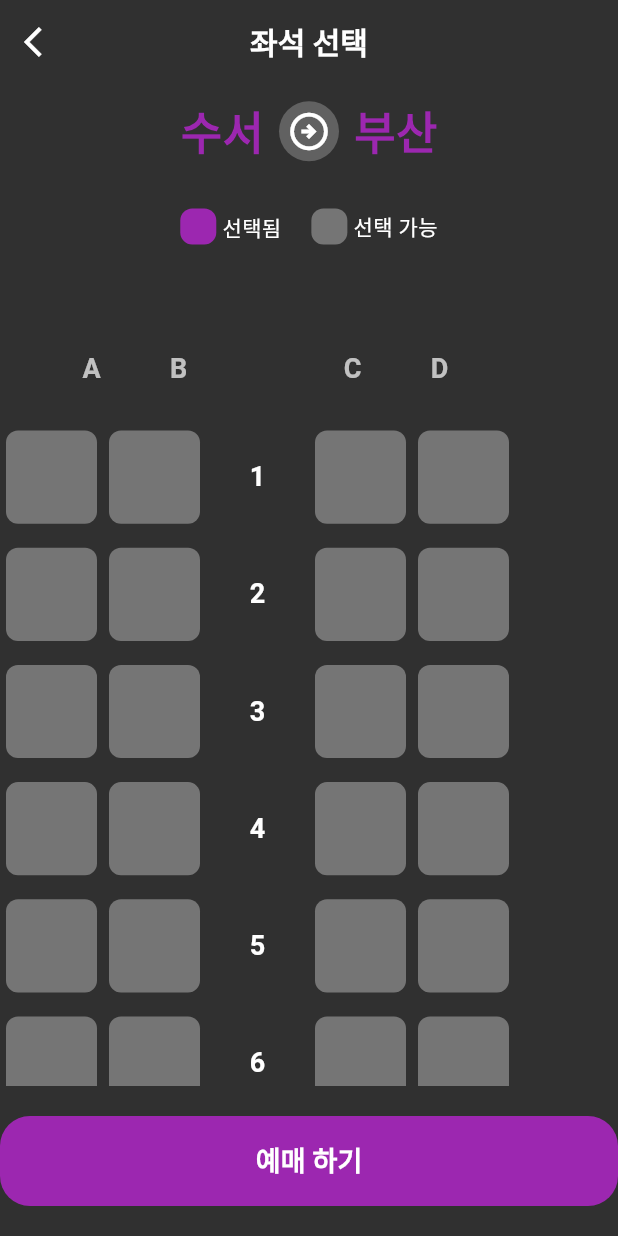
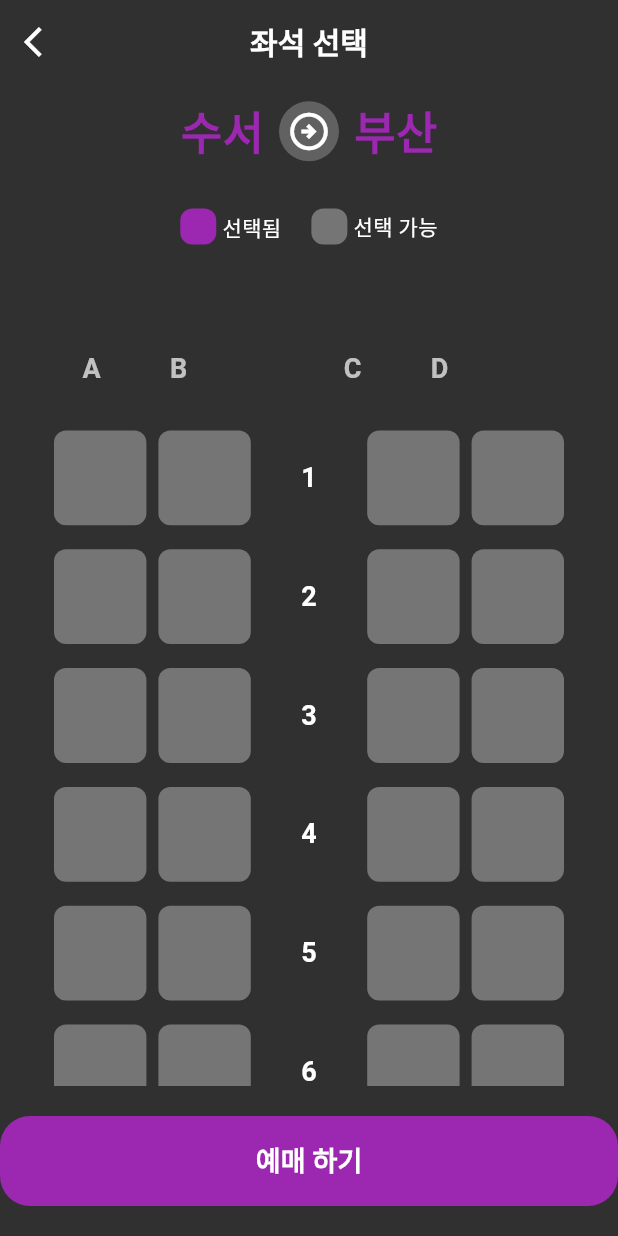
Before and after one commit to HyuntaeParkK/flutter_train_app, a Flutter app: the SeatPage screen opened directly, on a phone screen of 412 x 824 dp. Run offline on Flutter 3.47's test engine with Material 3 defaults, Android fonts, the phone set to English and light mode, and no system bars.

```diff
--- a/lib/seat_page.dart
+++ b/lib/seat_page.dart
@@ -26,18 +26,15 @@ class _SeatPageState extends State<SeatPage> {
   // 좌석 위젯을 만드는 헬퍼 함수
   Widget _buildSeat(String seatName) {
     bool isSelected = _selectedSeats.contains(seatName);
-    // 변경: 좌석 색상 - 선택된 것은 purple, 선택 가능한 것은 darkTheme에 맞게 light grey
-    // Colors.grey[300]! 대신 Theme.of(context).cardColor 같은 것을 사용할 수도 있지만,
-    // 여기서는 명확한 구분을 위해 특정 회색 톤을 유지합니다.
-    Color seatColor = isSelected ? Colors.purple : Colors.grey[600]!; // 다크 모드 배경에서 잘 보일 회색 톤으로 변경
+    Color seatColor = isSelected ? Colors.purple : Colors.grey[600]!;
 
     return GestureDetector(
       onTap: () {
         setState(() {
           if (isSelected) {
-            _selectedSeats.remove(seatName); // 선택 해제
+            _selectedSeats.remove(seatName);
           } else {
-            _selectedSeats.add(seatName); // 선택
+            _selectedSeats.add(seatName);
           }
         });
       },
@@ -53,28 +50,24 @@ class _SeatPageState extends State<SeatPage> {
     );
   }
 
-  // A,B,C,D 레이블과 행 번호를 위한 공통 박스 위젯
+  // 레이블 박스 (A,B,C,D, 행번호)
   Widget _buildLabelBox(Widget child) {
     return Container(
       width: 50,
       height: 50,
       margin: const EdgeInsets.symmetric(horizontal: 4.0, vertical: 8.0),
-      // 변경: 레이블 박스의 배경색을 투명 또는 테마 색상으로 설정 (필요시)
-      // decoration: BoxDecoration(color: Theme.of(context).cardColor.withOpacity(0.0)),
       child: Center(child: child),
     );
   }
 
   @override
   Widget build(BuildContext context) {
+    const double gridWidth = 6 * 58; // 50(width) + 4*2(margin) = 58, 6칸
     const double listViewVerticalPadding = 20.0;
 
     return Scaffold(
-      // 변경: Scaffold의 backgroundColor는 main.dart의 ThemeData에서 관리하므로 여기서 삭제합니다.
-      // backgroundColor: Colors.purple[50], // 이 줄을 삭제하거나 주석 처리합니다.
       appBar: AppBar(
         leading: IconButton(
-          // 변경: 뒤로가기 아이콘 색상도 테마에 맞춰 변경
           icon: Icon(Icons.arrow_back_ios, color: Theme.of(context).appBarTheme.iconTheme?.color),
           onPressed: () {
             Navigator.pop(context);
@@ -82,7 +75,6 @@ class _SeatPageState extends State<SeatPage> {
         ),
         title: Text(
           '좌석 선택',
-          // 변경: AppBar 타이틀 텍스트 색상도 테마에 맞춰 변경
           style: Theme.of(context).appBarTheme.titleTextStyle,
         ),
         centerTitle: true,
@@ -100,7 +92,7 @@ class _SeatPageState extends State<SeatPage> {
                   style: const TextStyle(
                     fontSize: 30,
                     fontWeight: FontWeight.bold,
-                    color: Colors.purple, // 보라색은 유지
+                    color: Colors.purple,
                   ),
                 ),
                 const SizedBox(width: 10.0),
@@ -108,12 +100,10 @@ class _SeatPageState extends State<SeatPage> {
                   padding: const EdgeInsets.all(5),
                   decoration: BoxDecoration(
                     shape: BoxShape.circle,
-                    // 변경: 화살표 원형 배경색도 다크 모드에 맞춰 변경 (예: 조금 더 어두운 회색)
                     color: Colors.grey[700],
                   ),
                   child: Icon(
                     Icons.arrow_circle_right_outlined,
-                    // 변경: 화살표 아이콘 색상도 다크 모드에 맞춰 변경
                     color: Colors.white,
                     size: 30,
                   ),
@@ -124,7 +114,7 @@ class _SeatPageState extends State<SeatPage> {
                   style: const TextStyle(
                     fontSize: 30,
                     fontWeight: FontWeight.bold,
-                    color: Colors.purple, // 보라색은 유지
+                    color: Colors.purple,
                   ),
                 ),
               ],
@@ -138,7 +128,7 @@ class _SeatPageState extends State<SeatPage> {
             child: Row(
               mainAxisAlignment: MainAxisAlignment.center,
               children: <Widget>[
-                // 선택됨 상태 (보라색)
+                // 선택됨 상태
                 Container(
                   width: 24,
                   height: 24,
@@ -148,20 +138,18 @@ class _SeatPageState extends State<SeatPage> {
                   ),
                 ),
                 const SizedBox(width: 4),
-                // 변경: 텍스트 색상을 테마의 기본 bodyColor로 설정하여 다크모드에서 잘 보이게
                 Text('선택됨', style: TextStyle(color: Theme.of(context).textTheme.bodyMedium?.color)),
                 const SizedBox(width: 20),
-                // 선택 가능 상태 (회색)
+                // 선택 가능 상태
                 Container(
                   width: 24,
                   height: 24,
                   decoration: BoxDecoration(
-                    color: Colors.grey[600]!, // 다크 모드에 맞춰 회색 톤 조정
+                    color: Colors.grey[600]!,
                     borderRadius: BorderRadius.circular(8),
                   ),
                 ),
                 const SizedBox(width: 4),
-                // 변경: 텍스트 색상을 테마의 기본 bodyColor로 설정하여 다크모드에서 잘 보이게
                 Text('선택 가능', style: TextStyle(color: Theme.of(context).textTheme.bodyMedium?.color)),
               ],
             ),
@@ -170,12 +158,15 @@ class _SeatPageState extends State<SeatPage> {
 
           // 좌석 배치도
           Expanded(
-            child: Align(
-              alignment: Alignment.center,
             child: SingleChildScrollView(
-                padding: const EdgeInsets.symmetric(horizontal: 0.0, vertical: listViewVerticalPadding),
+              padding: const EdgeInsets.symmetric(
+                vertical: listViewVerticalPadding,
+              ),
+              child: Center(
+                child: SizedBox(
+                  width: gridWidth, // 핵심: 좌석 그리드 전체를 정해진 너비로!
                   child: Column(
-                  mainAxisAlignment: MainAxisAlignment.center,
+                    mainAxisSize: MainAxisSize.min,
                     children: [
                       // 최상단에 ABCD 레이블 표시
                       Row(
@@ -184,17 +175,17 @@ class _SeatPageState extends State<SeatPage> {
                           _buildLabelBox(
                             Text(
                               _seatColumns[0],
-                            style: TextStyle( // 변경: 텍스트 색상을 다크모드에 맞춰 밝게 조정
+                              style: const TextStyle(
                                 fontSize: 18,
                                 fontWeight: FontWeight.bold,
-                              color: Colors.white70, // 조금 투명한 흰색
+                                color: Colors.white70,
                               ),
                             ),
                           ),
                           _buildLabelBox(
                             Text(
                               _seatColumns[1],
-                            style: TextStyle( // 변경: 텍스트 색상을 다크모드에 맞춰 밝게 조정
+                              style: const TextStyle(
                                 fontSize: 18,
                                 fontWeight: FontWeight.bold,
                                 color: Colors.white70,
@@ -205,7 +196,7 @@ class _SeatPageState extends State<SeatPage> {
                           _buildLabelBox(
                             Text(
                               _seatColumns[2],
-                            style: TextStyle( // 변경: 텍스트 색상을 다크모드에 맞춰 밝게 조정
+                              style: const TextStyle(
                                 fontSize: 18,
                                 fontWeight: FontWeight.bold,
                                 color: Colors.white70,
@@ -215,7 +206,7 @@ class _SeatPageState extends State<SeatPage> {
                           _buildLabelBox(
                             Text(
                               _seatColumns[3],
-                            style: TextStyle( // 변경: 텍스트 색상을 다크모드에 맞춰 밝게 조정
+                              style: const TextStyle(
                                 fontSize: 18,
                                 fontWeight: FontWeight.bold,
                                 color: Colors.white70,
@@ -229,22 +220,20 @@ class _SeatPageState extends State<SeatPage> {
                       GridView.builder(
                         shrinkWrap: true,
                         physics: const NeverScrollableScrollPhysics(),
-                      gridDelegate: SliverGridDelegateWithFixedCrossAxisCount(
-                        crossAxisCount: 6,
-                        childAspectRatio: (50.0 + (4.0 * 2)) / (50.0 + (8.0 * 2)),
-                        crossAxisSpacing: 0.0,
-                        mainAxisSpacing: 0.0,
+                        gridDelegate: const SliverGridDelegateWithFixedCrossAxisCount(
+                          crossAxisCount: 5,
+                          childAspectRatio: 58 / 66, // (50+4*2)/(50+8*2)
                         ),
-                      itemCount: _maxSeatRows * 6,
+                        itemCount: _maxSeatRows * 5,
                         itemBuilder: (context, index) {
-                        final int rowNum = index ~/ 6 + 1;
-                        final int colPos = index % 6;
+                          final int rowNum = index ~/ 5 + 1;
+                          final int colPos = index % 5;
 
                           if (colPos == 2) {
                             return _buildLabelBox(
                               Text(
                                 '$rowNum',
-                              style: TextStyle( // 변경: 행 번호 텍스트 색상을 다크모드에 맞춰 밝게 조정
+                                style: const TextStyle(
                                   fontSize: 18,
                                   fontWeight: FontWeight.bold,
                                   color: Colors.white,
@@ -269,6 +258,7 @@ class _SeatPageState extends State<SeatPage> {
                         },
                       ),
                     ],
+                  ),
                 ),
               ),
             ),
```
Also changed, not shown: image.png (added), 1 other file. Lines whose indentation alone changed are shown as unchanged.
